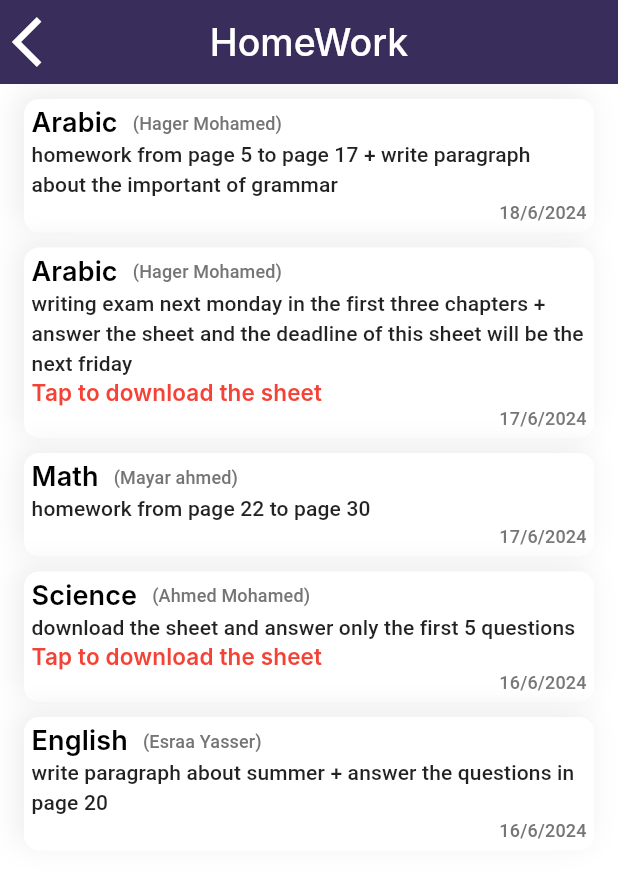
After one commit to HasnaaHefnawy22/scm, a Flutter app: the HomeworkMainScreen screen opened directly, on a phone screen of 412 x 824 dp. The commit adds this screen. Shown: the top 878 px of the screen. Run offline on Flutter 3.47's test engine with Material 3 defaults, Android fonts, the phone set to English and light mode, and no system bars; our stand-ins replace animate_do, bloc, file_picker, flutter_bloc, flutter_credit_card, flutter_svg; Roboto replaces fonts that are missing (Inter).

```diff
--- /dev/null
+++ b/devtools_options.yaml
@@ -0,0 +1 @@
+extensions:
--- a/lib/main.dart
+++ b/lib/main.dart
@@ -8,6 +8,7 @@ import 'modules/loading/loading_screen.dart';
 import 'modules/login_new/login_new.dart';
 import 'modules/main_screen_child/main_screen_child.dart';
 import 'modules/reset_password_screens/home.dart';
+import 'modules/teacher/homework.dart';
 import 'modules/teacher/teacher_main_screen.dart';
 
 void main() {
@@ -38,7 +39,7 @@ class MyApp extends StatelessWidget {
           ),
           inputDecorationTheme: const InputDecorationTheme(
             filled: true,
-            fillColor: kPrimarywhiteColor,
+            fillColor: kPrimaryLightColor,
             iconColor: kPrimaryColor,
             prefixIconColor: kPrimaryColor,
             suffixIconColor: kPrimaryColor,
@@ -50,7 +51,7 @@ class MyApp extends StatelessWidget {
             ),
           )),
       debugShowCheckedModeBanner: false,
-      home: SplashScreen(),
+      home: LoginScreen(),
     );
   }
 }
--- a/lib/modules/main_screen_child/components/bottom_sheet_screen.dart
+++ b/lib/modules/main_screen_child/components/bottom_sheet_screen.dart
@@ -69,7 +69,9 @@ class BottomSheetScreen extends StatelessWidget {
                     MainAxisAlignment.center,
                     children: [
                       ElevatedButton(
-                        onPressed: () {},
+                        onPressed: () {
+                          ChildCubit.get(context).limitValueSave();
+                        },
                         child: Text("Save"),
                         style: ElevatedButton.styleFrom(
                           minimumSize: const Size(150, 56),
--- a/lib/modules/main_screen_child/components/upper_part_widget.dart
+++ b/lib/modules/main_screen_child/components/upper_part_widget.dart
@@ -104,7 +104,7 @@ class UpperPartWidget extends StatelessWidget {
                               Expanded(
                                 child: ListTile(
                                   title: Text(
-                                    '${ChildCubit.get(context).limit.round()} EGP',
+                                    '${ChildCubit.get(context).limitSave.round()} EGP',
                                     textAlign: TextAlign.center,
                                     style: TextStyle(
                                         fontWeight: FontWeight.bold,
--- a/lib/modules/main_screen_child/cubit/cubit.dart
+++ b/lib/modules/main_screen_child/cubit/cubit.dart
@@ -10,10 +10,16 @@ class ChildCubit extends Cubit<ChildStates> {
   static ChildCubit get(context)=>BlocProvider.of(context);
 
   double limit = 20 ;
+  double limitSave = 20 ;
 
   void limitValue(value){
     limit=value;
     emit(ChildLimitState(limit));
   }
 
+  void limitValueSave(){
+    limitSave=limit;
+    emit(ChildLimitSaveState(limitSave));
+  }
+
 }
--- a/lib/modules/main_screen_child/cubit/states.dart
+++ b/lib/modules/main_screen_child/cubit/states.dart
@@ -11,3 +11,11 @@ class ChildLimitState extends ChildStates{
   ChildLimitState(this.limit);
 
 }
+
+class ChildLimitSaveState extends ChildStates{
+
+  final double limitSave;
+
+  ChildLimitSaveState(this.limitSave);
+
+}
--- a/lib/modules/teacher/cubit/cubit.dart
+++ b/lib/modules/teacher/cubit/cubit.dart
@@ -9,3 +9,4 @@ class TeacherCubit extends Cubit<TeacherStates> {
   static TeacherCubit get(context)=>BlocProvider.of(context);
 
 }
+// TeacherCubit.get(context).function();
--- /dev/null
+++ b/lib/modules/teacher/homework.dart
@@ -0,0 +1,149 @@
+import 'package:flutter/material.dart';
+import 'package:flutter_bloc/flutter_bloc.dart';
+import 'package:scm/modules/teacher/cubit/cubit.dart';
+import 'package:scm/modules/teacher/cubit/states.dart';
+import 'package:scm/shared/components/custom_app_par.dart';
+
+import '../../shared/styles/style.dart';
+
+class HomeworkMainScreen extends StatelessWidget {
+  HomeworkMainScreen({super.key});
+
+  List<String> subject = ['Arabic', 'Arabic', 'Math', 'Science', 'English'];
+  List<String> teacherName = [
+    'Hager Mohamed',
+    'Hager Mohamed',
+    'Mayar ahmed',
+    'Ahmed Mohamed',
+    'Esraa Yasser'
+  ];
+  List<String> subjectDate = [
+    '18/6/2024',
+    '17/6/2024',
+    '17/6/2024',
+    '16/6/2024',
+    '16/6/2024'
+  ];
+  List<String> subjectContent = [
+    'homework from page 5 to page 17 + write paragraph about the important of grammar',
+    'writing exam next monday in the first three chapters + answer the sheet and the deadline of this sheet will be the next friday',
+    'homework from page 22 to page 30 ',
+    'download the sheet and answer only the first 5 questions',
+    'write paragraph about summer + answer the questions in page 20'
+  ];
+
+  List subjectSheet = [
+    null,
+    'Tap to download the sheet',
+    null,
+    'Tap to download the sheet',
+    null
+  ];
+
+  @override
+  Widget build(BuildContext context) {
+    return BlocProvider(
+      create: (BuildContext context) => TeacherCubit(),
+      child: BlocConsumer<TeacherCubit, TeacherStates>(
+        listener: (context, state) {},
+        builder: (context, state) {
+          return Scaffold(
+            appBar: buildAppBar(title: 'HomeWork'),
+            body: Column(
+              mainAxisSize: MainAxisSize.max,
+              mainAxisAlignment: MainAxisAlignment.start,
+              crossAxisAlignment: CrossAxisAlignment.start,
+              children: [
+                SizedBox(
+                  height: 10,
+                ),
+                ListView.separated(
+                  shrinkWrap: true,
+                  separatorBuilder: (context, index) => SizedBox(
+                    height: 10,
+                  ),
+                  physics: const NeverScrollableScrollPhysics(),
+                  itemCount: 5, //collections.length,
+                  itemBuilder: (BuildContext context, int index) {
+                    return MaterialButton(
+                        onPressed: () {},
+                        child: Container(
+                          width: double.infinity,
+                          //height: 90,
+                          decoration: BoxDecoration(
+                            color: Colors.white,
+                            borderRadius: BorderRadius.circular(10.0),
+                            boxShadow: [
+                              BoxShadow(
+                                color: Colors.white,
+                                offset: Offset(4.0, 4.0),
+                                spreadRadius: 1.0,
+                                blurRadius: 15,
+                              ),
+                              BoxShadow(
+                                color: Colors.grey.shade200,
+                                offset: Offset(-4.0, -4.0),
+                                spreadRadius: 1.0,
+                                blurRadius: 15,
+                              )
+                            ],
+                          ),
+                          child: Padding(
+                            padding: const EdgeInsets.all(5.0),
+                            child: Column(
+                              crossAxisAlignment: CrossAxisAlignment.start,
+                              children: [
+                                Row(
+                                  children: [
+                                    Text(
+                                      subject[index],
+                                      maxLines: 1,
+                                      overflow: TextOverflow.ellipsis,
+                                      style: Styles.styleBold18,
+                                    ),
+                                    SizedBox(
+                                      width: 10,
+                                    ),
+                                    Text(
+                                      '(${teacherName[index]})',
+                                      style: TextStyle(
+                                          color: Colors.grey.shade600,
+                                          fontSize: 12),
+                                    ),
+                                  ],
+                                ),
+                                Text(subjectContent[index]),
+                                if (subjectSheet[index] != null)
+                                  Text(subjectSheet[index],
+                                      style: TextStyle(
+                                        color: Colors.red,
+                                        fontSize: 15,
+                                        fontFamily: 'Inter',
+                                        fontWeight: FontWeight.w600,
+                                        height: 0,
+                                      )),
+                                Row(
+                                  children: [
+                                    Spacer(),
+                                    Text(
+                                      subjectDate[index],
+                                      style: TextStyle(
+                                          color: Colors.grey.shade600,
+                                          fontSize: 12),
+                                    ),
+                                  ],
+                                )
+                              ],
+                            ),
+                          ),
+                        ));
+                  },
+                )
+              ],
+            ),
+          );
+        },
+      ),
+    );
+  }
+}
```
Also changed, not shown: lib/modules/teacher/components/upload_file.dart (deleted).
